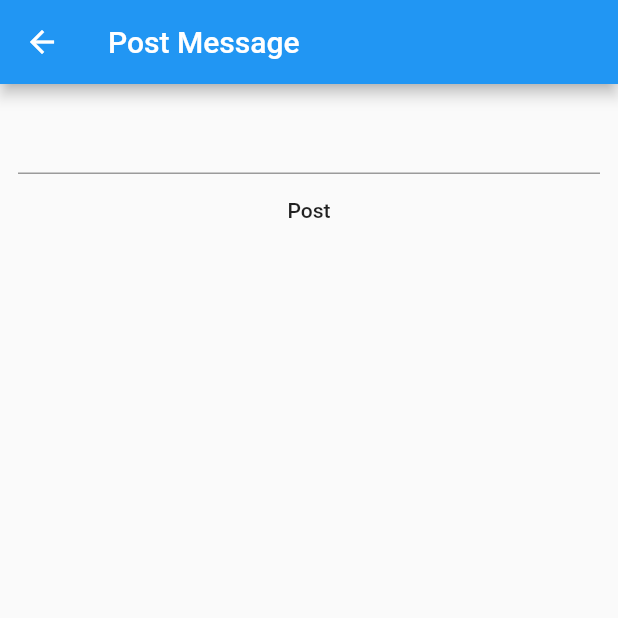
After one commit to astrotars/stream-flutter, a Flutter app: the NewChannel screen opened directly, on a phone screen of 412 x 824 dp, the top half of it. The commit adds this screen. Run offline on Flutter 3.47's test engine with Material 2 defaults, Android fonts, the phone set to English and light mode, and no system bars.

Commit message:
First pass at channels

```diff
--- /dev/null
+++ b/mobile/lib/new_channel.dart
@@ -0,0 +1,61 @@
+import 'package:flutter/material.dart';
+
+import 'api_service.dart';
+
+class NewChannel extends StatefulWidget {
+  NewChannel({Key key}) : super(key: key);
+
+  @override
+  _NewChannelState createState() => _NewChannelState();
+}
+
+class _NewChannelState extends State<NewChannel> {
+  final _messageController = TextEditingController();
+
+  @override
+  void initState() {
+    super.initState();
+  }
+
+  Future _postMessage(BuildContext context) async {
+    if (_messageController.text.length > 0) {
+      await ApiService().createChannel(_messageController.text);
+      Navigator.pop(context, true);
+    } else {
+      Scaffold.of(context).showSnackBar(
+        SnackBar(
+          content: Text('Please type a message'),
+        ),
+      );
+    }
+  }
+
+  @override
+  Widget build(BuildContext context) {
+    return Scaffold(
+      appBar: AppBar(
+        title: Text("Post Message"),
+      ),
+      body: Builder(
+        builder: (context) {
+          return Container(
+            padding: EdgeInsets.all(12.0),
+            child: Center(
+              child: Column(
+                children: [
+                  TextField(
+                    controller: _messageController,
+                  ),
+                  MaterialButton(
+                    onPressed: () => _postMessage(context),
+                    child: Text("Post"),
+                  ),
+                ],
+              ),
+            ),
+          );
+        },
+      ),
+    );
+  }
+}
--- a/mobile/lib/profile.dart
+++ b/mobile/lib/profile.dart
@@ -40,9 +40,7 @@ class _ProfileState extends State<Profile> {
           return Center(child: CircularProgressIndicator());
         }
 
-        return Container(
-          child: Center(
-            child: RefreshIndicator(
+        return RefreshIndicator(
           onRefresh: _refreshActivities,
           child: ListView(
             children: snapshot.data
@@ -51,8 +49,6 @@ class _ProfileState extends State<Profile> {
                     ))
                 .toList(),
           ),
-            ),
-          ),
         );
       },
     );
```
Also changed, not shown: mobile/lib/api_service.dart (+10 -0 lines), mobile/lib/channels.dart (added, +54 -0 lines), mobile/lib/main.dart (+41 -15 lines), mobile/lib/timeline.dart (+1 -6 lines), 5 other files. Lines whose indentation alone changed are shown as unchanged.
